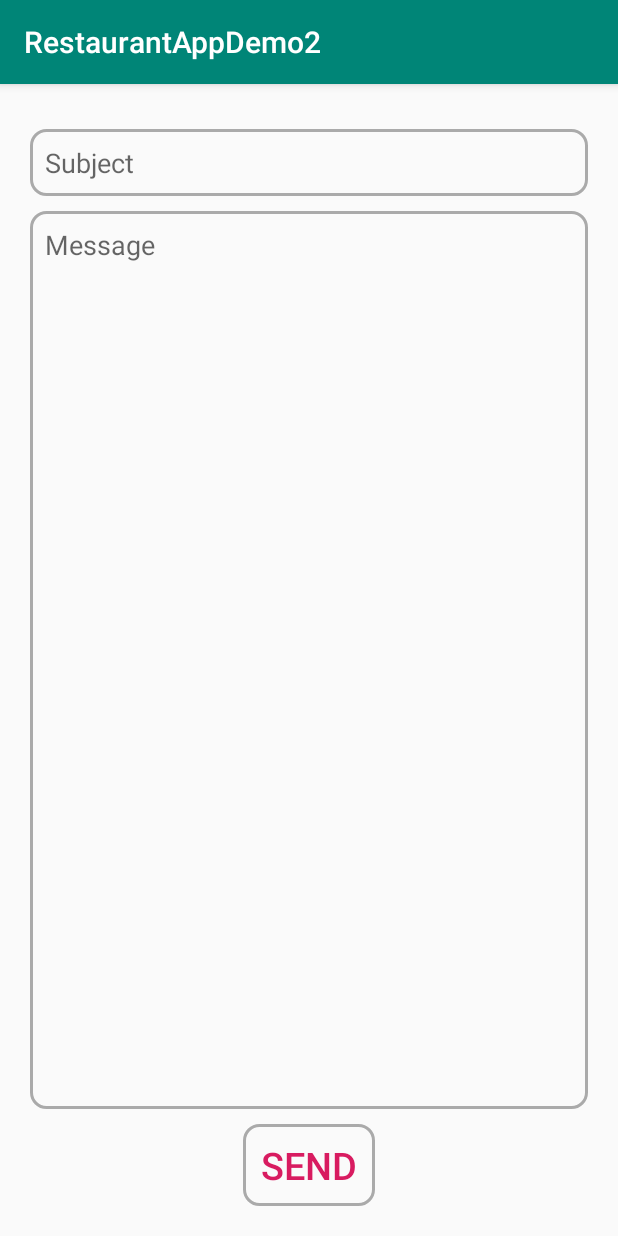
After one commit to masum43/RestaurantAppFinal2, an Android app: the ReportActivity screen opened directly, with no data from a screen before it, on a phone screen of 412 x 824 dp. The commit adds this screen. Run offline under Robolectric (Android 15) with nearby library versions, the phone set to English and light mode, and no system bars.

Commit message:
done with report

```diff
--- a/app/src/main/AndroidManifest.xml
+++ b/app/src/main/AndroidManifest.xml
@@ -9,7 +9,8 @@
         android:roundIcon="@mipmap/ic_launcher_round"
         android:supportsRtl="true"
         android:theme="@style/AppTheme">
-        <activity android:name=".Activity.SingleItemReviewActivity"></activity>
+        <activity android:name=".Activity.ReportActivity"></activity>
+        <activity android:name=".Activity.SingleItemReviewActivity" />
         <activity android:name=".Activity.ItemReviewActivity" />
         <activity android:name=".Activity.EditOrderActivity" />
         <activity android:name=".Activity.ServiceActivity" />
--- a/app/src/main/java/com/example/restaurantappdemo2/Activity/MainActivity.java
+++ b/app/src/main/java/com/example/restaurantappdemo2/Activity/MainActivity.java
@@ -13,7 +13,7 @@ import com.example.restaurantappdemo2.R;
 
 public class MainActivity extends AppCompatActivity {
 
-    ImageView addItem,searchItem,newItem,mEditOrderId,mItemReview;
+    ImageView addItem,searchItem,newItem,mEditOrderId,mItemReview,mReportImageViewId;
     AlertDialog.Builder alertDialogBuilder;
 
     @Override
@@ -26,6 +26,7 @@ public class MainActivity extends AppCompatActivity {
         newItem = findViewById(R.id.newOrderImageViewId);
         mEditOrderId = findViewById(R.id.editOrderId);
         mItemReview = findViewById(R.id.itemReviewImageViewId);
+        mReportImageViewId = findViewById(R.id.reportImageViewId);
 
         addItem.setOnClickListener(new View.OnClickListener() {
             @Override
@@ -102,6 +103,16 @@ public class MainActivity extends AppCompatActivity {
                 }
             });
 
+            mReportImageViewId.setOnClickListener(new View.OnClickListener() {
+                @Override
+                public void onClick(View view) {
+
+                    Intent intent = new Intent(MainActivity.this, ReportActivity.class);
+                    startActivity(intent);
+
+                }
+            });
+
 
 
 
--- /dev/null
+++ b/app/src/main/java/com/example/restaurantappdemo2/Activity/ReportActivity.java
@@ -0,0 +1,39 @@
+package com.example.restaurantappdemo2.Activity;
+
+import android.content.Intent;
+import android.net.Uri;
+import android.support.v7.app.AppCompatActivity;
+import android.os.Bundle;
+import android.view.View;
+import android.widget.Button;
+import android.widget.EditText;
+
+import com.example.restaurantappdemo2.R;
+
+public class ReportActivity extends AppCompatActivity {
+
+    EditText mEtTo,mEtSub,mEtMessage;
+    Button mBtSend;
+
+    @Override
+    protected void onCreate(Bundle savedInstanceState) {
+        super.onCreate(savedInstanceState);
+        setContentView(R.layout.activity_report);
+
+        //mEtTo = findViewById(R.id.et_to_id);
+        mEtSub = findViewById(R.id.et_sub_id);
+        mEtMessage = findViewById(R.id.et_message_id);
+        mBtSend = findViewById(R.id.bt_send);
+
+        mBtSend.setOnClickListener(new View.OnClickListener() {
+            @Override
+            public void onClick(View view) {
+
+                Intent intent = new Intent(Intent.ACTION_VIEW, Uri.parse("mailto:"+"masum.abir43@gmail.com"));
+                intent.putExtra(Intent.EXTRA_SUBJECT,mEtSub.getText().toString());
+                intent.putExtra(Intent.EXTRA_TEXT,mEtMessage.getText().toString());
+                startActivity(intent);
+            }
+        });
+    }
+}
--- /dev/null
+++ b/app/src/main/res/drawable/bg_round.xml
@@ -0,0 +1,10 @@
+<?xml version="1.0" encoding="utf-8"?>
+<shape xmlns:android="http://schemas.android.com/apk/res/android"
+    android:shape="rectangle"
+    >
+
+    <solid android:color="@android:color/transparent"/>
+    <corners android:radius="10dp"/>
+    <stroke android:width="2dp" android:color="@android:color/darker_gray"/>
+
+</shape>
--- /dev/null
+++ b/app/src/main/res/layout/activity_report.xml
@@ -0,0 +1,47 @@
+<?xml version="1.0" encoding="utf-8"?>
+<LinearLayout xmlns:android="http://schemas.android.com/apk/res/android"
+    xmlns:app="http://schemas.android.com/apk/res-auto"
+    xmlns:tools="http://schemas.android.com/tools"
+    android:layout_width="match_parent"
+    android:layout_height="match_parent"
+    android:orientation="vertical"
+    android:padding="20dp"
+    android:gravity="center"
+    tools:context=".Activity.ReportActivity">
+
+
+
+    <EditText
+        android:layout_width="match_parent"
+        android:layout_height="wrap_content"
+        android:id="@+id/et_sub_id"
+        android:hint="Subject"
+        android:padding="10dp"
+        android:layout_marginTop="10dp"
+        android:background="@drawable/bg_round"
+        />
+ <EditText
+        android:layout_width="match_parent"
+        android:layout_height="0dp"
+        android:id="@+id/et_message_id"
+        android:layout_weight="1"
+        android:hint="Message"
+        android:padding="10dp"
+        android:layout_marginTop="10dp"
+        android:background="@drawable/bg_round"
+        android:gravity="top"
+        />
+
+    <Button
+        android:layout_width="wrap_content"
+        android:layout_height="wrap_content"
+        android:id="@+id/bt_send"
+        android:text="send"
+        android:textSize="25sp"
+        android:textColor="@color/colorAccent"
+        android:padding="10dp"
+        android:layout_marginTop="10dp"
+        android:background="@drawable/bg_round"
+        />
+
+</LinearLayout>
```
